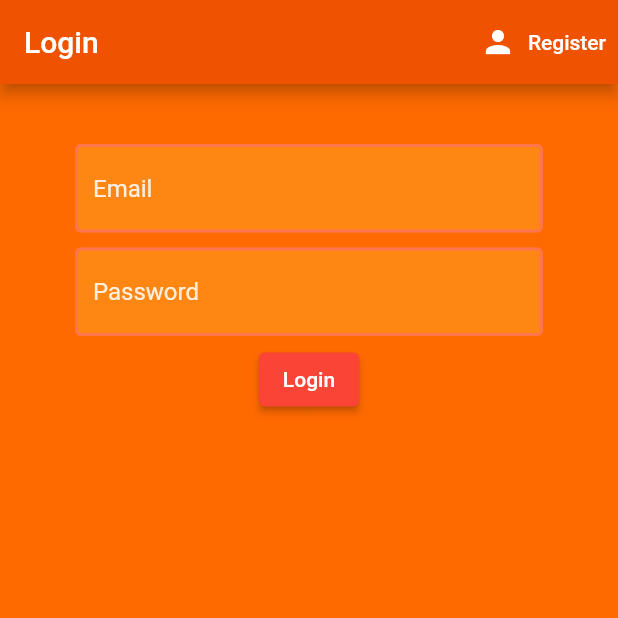
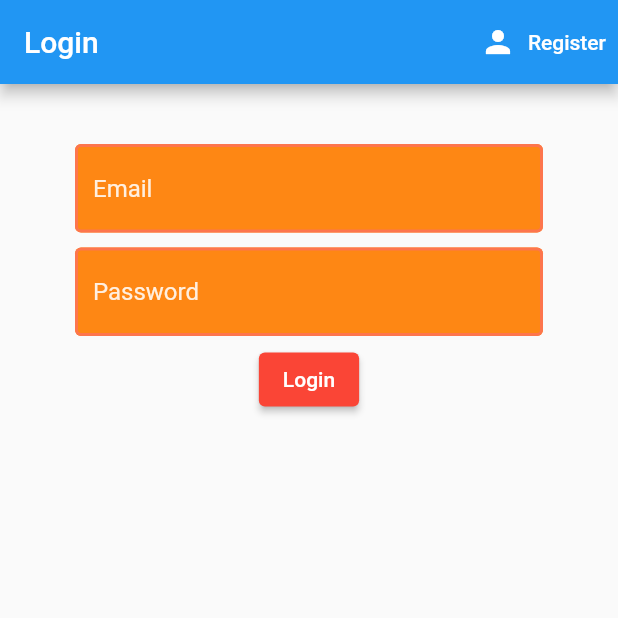
Before and after one commit to MasterCoookie/esp_app, a Flutter app: the screen it shows after launch, after a tap on "Register", after a tap on "Login", on a phone screen of 412 x 824 dp, the top half of it. Run offline on Flutter 3.47's test engine with Material 2 defaults, Android fonts, the phone set to English and light mode, and no system bars; our stand-ins replace flutter_spinkit, fluttertoast, permission_handler; missing offline and left inert: quick_blue; accounts and stored records are empty.

Commit message:
preparing to use themes

```diff
--- a/lib/main.dart
+++ b/lib/main.dart
@@ -27,7 +27,7 @@ class MyApp extends StatelessWidget {
         },
       title: 'Curtain',
       theme: ThemeData(
-        primarySwatch: Colors.red,
+        primaryColor: Color(0xffFC9601),
       ),
       home: Wrapper(),
     );
--- a/lib/screens/auth/login.dart
+++ b/lib/screens/auth/login.dart
@@ -24,9 +24,7 @@ class _LoginState extends State<Login> {
   @override
   Widget build(BuildContext context) {
     return Scaffold(
-      backgroundColor: Color(colorPalette["secondary"]),
       appBar: AppBar(
-        backgroundColor: Color(colorPalette["primary"]),
         title: Text("Login"),
         //elevation: 0,
         actions: <Widget>[
```
